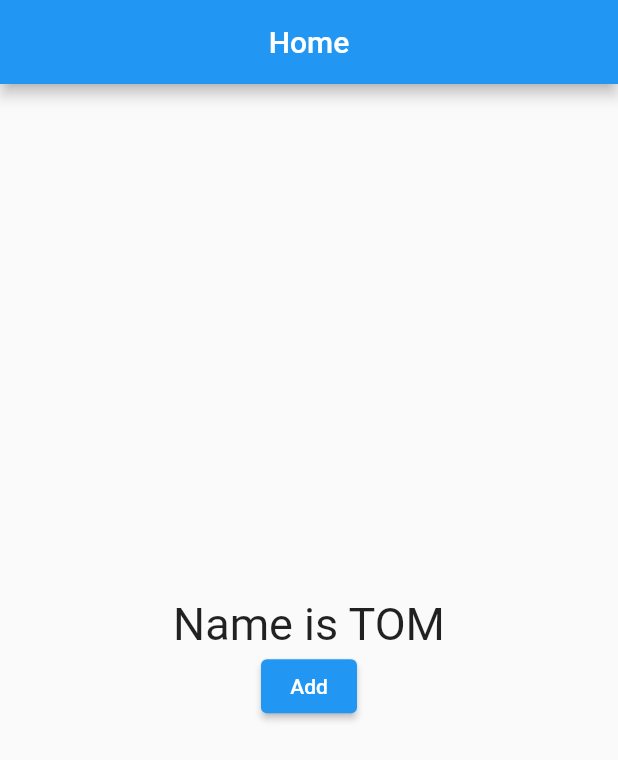
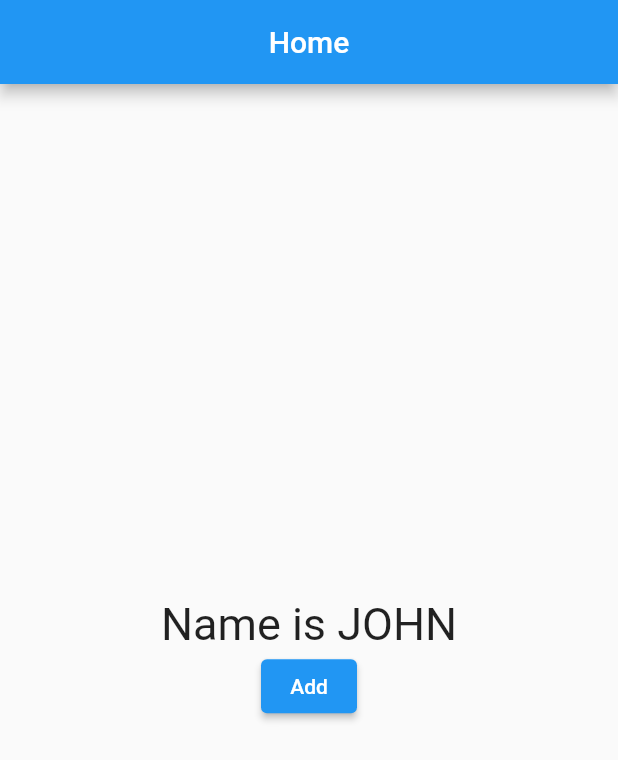
Before and after one commit to vinodmadhu97/getx-demo, a Flutter app: the screen it shows after launch, after a tap on "Add", on a phone screen of 412 x 824 dp. Shown: the top 760 px of the screen. Run offline on Flutter 3.47's test engine with Material 2 defaults, Android fonts, the phone set to English and light mode, and no system bars; our stand-ins replace get.

Commit message:
step4 - reactive stateManagement with Controller

```diff
--- a/lib/home.dart
+++ b/lib/home.dart
@@ -1,18 +1,12 @@
 import 'package:flutter/material.dart';
 import 'package:get/get.dart';
+import 'package:getx_demo/student_controller.dart';
 import 'package:getx_demo/student_model.dart';
 
 class HomeScreen extends StatelessWidget {
   HomeScreen({Key? key}) : super(key: key);
 
-  Rx<Student> student = Student(name: "Tom",age: 20).obs;
-
-
-  void toUpper(){
-    student.update((student) {
-      student!.name = student.name.toUpperCase();
-    });
-  }
+  StudentController studentController = Get.put(StudentController());
 
   @override
   Widget build(BuildContext context) {
@@ -25,12 +19,12 @@ class HomeScreen extends StatelessWidget {
         child: Column(
           mainAxisAlignment: MainAxisAlignment.center,
           children:  [
-              Obx(()=> Text("Name is ${student.value.name}",style: const TextStyle(fontSize: 30),),
+              Obx(()=> Text("Name is ${studentController.student.value.name}",style: const TextStyle(fontSize: 30),),
               ),
 
             ElevatedButton(
                 onPressed: (){
-                  toUpper();
+                  studentController.convertToUpperCase();
                 },
                 child: const Text("Add")
             )
--- a/lib/main.dart
+++ b/lib/main.dart
@@ -1,4 +1,5 @@
 import 'package:flutter/material.dart';
+import 'package:get/get_navigation/src/root/get_material_app.dart';
 
 import 'home.dart';
 
@@ -12,7 +13,7 @@ class MyApp extends StatelessWidget {
   // This widget is the root of your application.
   @override
   Widget build(BuildContext context) {
-    return MaterialApp(
+    return GetMaterialApp(
       title: 'Flutter Demo',
       theme: ThemeData(
 
--- /dev/null
+++ b/lib/student_controller.dart
@@ -0,0 +1,15 @@
+import 'package:get/get.dart';
+import 'package:getx_demo/student_model.dart';
+
+class StudentController extends GetxController{
+  Rx<Student> student = Student(name: "John", age: 20).obs;
+
+  void convertToUpperCase(){
+    student.update((student) {
+
+      student!.name = student.name.toUpperCase();
+
+    });
+
+  }
+}
```
